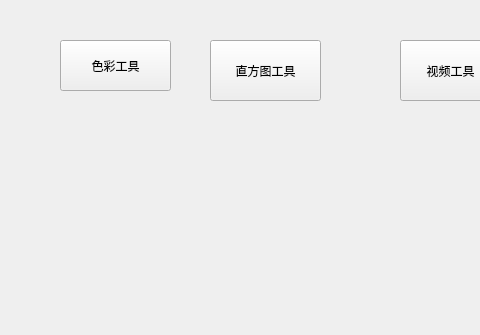
Old version of the form mainwindow.ui in the repository Wangyabin-sss/OpencvUsefulTool; both pictures show x 0 to 480 and y 0 to 335 of the 800 by 480 pixel window.
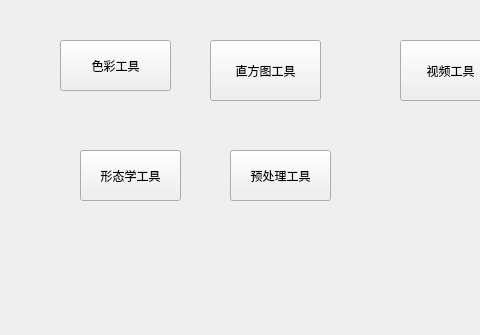
New version of the form.

Commit message: 添加常用处理算法

```diff
--- a/mainwindow.ui
+++ b/mainwindow.ui
@@ -53,6 +53,32 @@
      <string>视频工具</string>
     </property>
    </widget>
+   <widget class="QPushButton" name="morphologyproc">
+    <property name="geometry">
+     <rect>
+      <x>80</x>
+      <y>150</y>
+      <width>101</width>
+      <height>51</height>
+     </rect>
+    </property>
+    <property name="text">
+     <string>形态学工具</string>
+    </property>
+   </widget>
+   <widget class="QPushButton" name="preprocessingtool">
+    <property name="geometry">
+     <rect>
+      <x>230</x>
+      <y>150</y>
+      <width>101</width>
+      <height>51</height>
+     </rect>
+    </property>
+    <property name="text">
+     <string>预处理工具</string>
+    </property>
+   </widget>
   </widget>
   <widget class="QMenuBar" name="menubar">
    <property name="geometry">
```
The commit also changes 17 other files.
